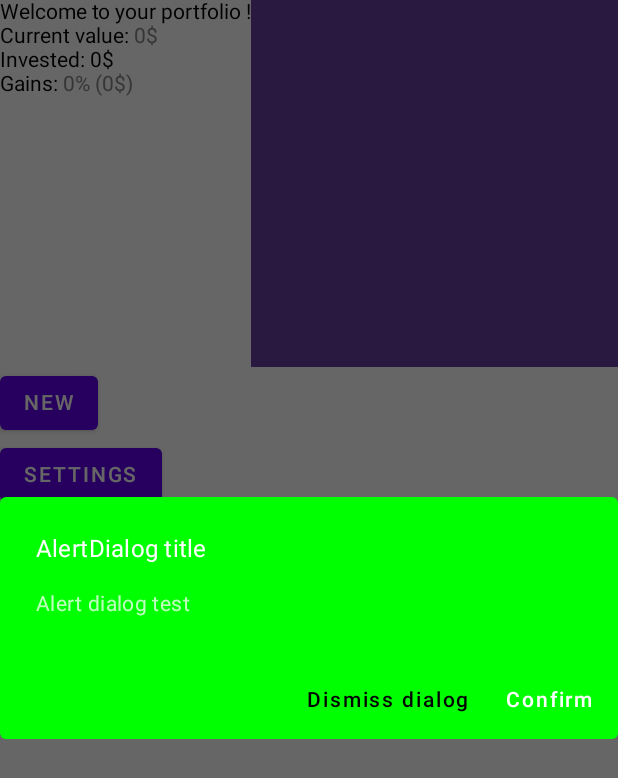
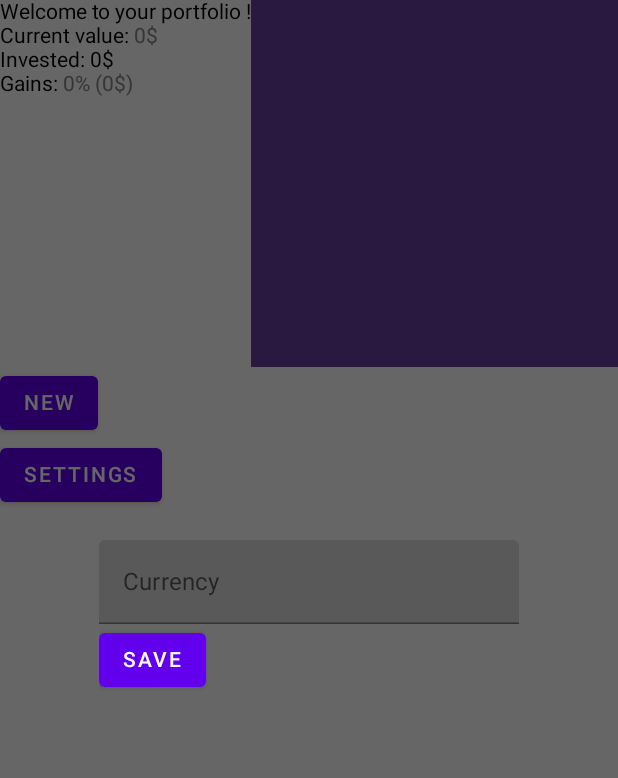
Before and after one commit to ModernMalick/Crypto.hodl.android, an Android app built with Jetpack Compose: the screen it shows after launch (MainActivity), after a tap on "SETTINGS", on a phone screen of 412 x 824 dp. Shown: the top 778 px of the screen. Run offline under Robolectric (Android 15) with nearby library versions, the phone set to English and light mode, and no system bars; our stand-ins replace Room's generated code.

Commit message:
Currency done

```diff
--- a/Cryptohodl/app/src/main/java/com/example/cryptohodl/controller/MainActivity.kt
+++ b/Cryptohodl/app/src/main/java/com/example/cryptohodl/controller/MainActivity.kt
@@ -186,13 +186,15 @@ class MainActivity : ComponentActivity() {
     private val toggleAddDialog = fun() {
         dialogViewModel.toggleShowAdd()
     }
-    private val toggleSettingsDialog = fun() {
+    private val toggleSettingsDialog = fun(newCurrency: String) {
+        if(newCurrency.isNotBlank()){
+            val sharedPref = getPreferences(Context.MODE_PRIVATE)
+            with (sharedPref.edit()) {
+                putString("currency", newCurrency)
+                apply()
+            }
+        }
         dialogViewModel.toggleShowSettings()
-//        val sharedPref = getPreferences(Context.MODE_PRIVATE)
-//        with (sharedPref.edit()) {
-//            putString("currency", "€")
-//            apply()
-//        }
     }
     private val toggleModifyDialog = fun(string: String) {
         dialogViewModel.toggleShowModify(string)
--- a/Cryptohodl/app/src/main/java/com/example/cryptohodl/view/main/MainScreen.kt
+++ b/Cryptohodl/app/src/main/java/com/example/cryptohodl/view/main/MainScreen.kt
@@ -20,7 +20,7 @@ fun homeScreen(
     currency: String,
     onDeleteClick: (Int) -> Unit,
     toggleAddDialog: () -> Unit,
-    toggleSettingsDialog: () -> Unit,
+    toggleSettingsDialog: (String) -> Unit,
     toggleModifyDialog: (String) -> Unit,
     showAdd: Boolean,
     showSettings: Boolean,
@@ -37,7 +37,7 @@ fun homeScreen(
             Text("NEW")
         }
         Button(onClick = {
-            toggleSettingsDialog()
+            toggleSettingsDialog("")
         }) {
             Text("SETTINGS")
         }
@@ -46,6 +46,6 @@ fun homeScreen(
         addDialog(toggleAddDialog, onSaveAdd, currency)
     }
     if (showSettings) {
-        settingsDialog(toggleSettingsDialog)
+        settingsDialog(toggleSettingsDialog, currency)
     }
 }
--- a/Cryptohodl/app/src/main/java/com/example/cryptohodl/view/main/dialogs/Settings.kt
+++ b/Cryptohodl/app/src/main/java/com/example/cryptohodl/view/main/dialogs/Settings.kt
@@ -1,53 +1,51 @@
 package com.example.cryptohodl.view.main.dialogs
 
-import androidx.compose.material.AlertDialog
-import androidx.compose.material.Text
-import androidx.compose.material.TextButton
+import androidx.compose.foundation.layout.Column
+import androidx.compose.foundation.layout.Row
+import androidx.compose.foundation.text.KeyboardOptions
+import androidx.compose.material.*
 import androidx.compose.runtime.Composable
 import androidx.compose.runtime.mutableStateOf
 import androidx.compose.runtime.remember
-import androidx.compose.ui.graphics.Color
+import androidx.compose.ui.text.input.KeyboardType
+import androidx.compose.ui.text.input.TextFieldValue
+import androidx.compose.ui.window.Dialog
+import androidx.compose.ui.window.DialogProperties
 
 @Composable
-fun settingsDialog(onDismissClicked: () -> Unit) {
+fun settingsDialog(onDismissClicked: (String) -> Unit, currency: String) {
     val openDialog = remember { mutableStateOf(true) }
+    val properties = DialogProperties()
+    val currencyState = remember { mutableStateOf(TextFieldValue()) }
 
     if (openDialog.value) {
-        AlertDialog(
+        Dialog(
             onDismissRequest = {
                 openDialog.value = false
-                onDismissClicked()
+                onDismissClicked("")
             },
-            title = {
-                Text(
-                    text = "AlertDialog title"
-                )
-            },
-            text = {
-                Text(text = "Alert dialog test")
-            },
-            confirmButton = {
-                TextButton(
-                    onClick = {
-                        openDialog.value = false
-                        onDismissClicked()
+            properties = properties,
+            content = {
+                Column {
+                    TextField(
+                        value = currencyState.value,
+                        onValueChange = {
+                            currencyState.value = it
+                        },
+                        label = {
+                            Text("Currency")
+                        },
+                        placeholder = {
+                            Text(currency)
+                        }
+                    )
+                    Button(onClick = {
+                        onDismissClicked(currencyState.value.text)
+                    }) {
+                        Text("SAVE")
                     }
-                ) {
-                    Text(text = "Confirm", color = Color.White)
                 }
-            },
-            dismissButton = {
-                TextButton(
-                    onClick = {
-                        openDialog.value = false
-                        onDismissClicked()
-                    }
-                ) {
-                    Text(text = "Dismiss dialog", color = Color.Black)
-                }
-            },
-            backgroundColor = Color.Green,
-            contentColor = Color.White
+            }
         )
     }
 }
```
